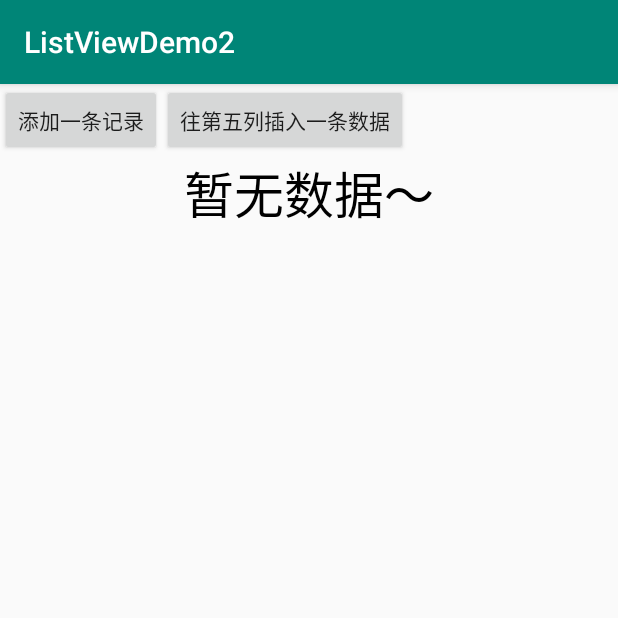
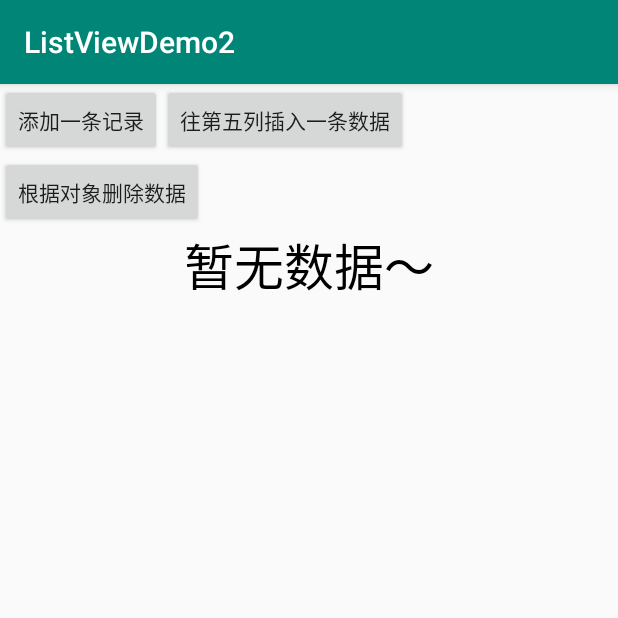
Before and after one commit to clayzhu/Study_Android, an Android app: the screen it shows after launch (MainActivity), on a phone screen of 412 x 824 dp, the top half of it. Run offline under Robolectric (Android 15) with nearby library versions, the phone set to English and light mode, and no system bars.

Commit message:
根据对象删除数据

```diff
--- a/Demo/2.4.9_ListViewDemo2/app/src/main/java/com/clayzhu/listviewdemo2/MainActivity.java
+++ b/Demo/2.4.9_ListViewDemo2/app/src/main/java/com/clayzhu/listviewdemo2/MainActivity.java
@@ -31,6 +31,11 @@ public class MainActivity extends AppCompatActivity implements Button.OnClickLis
      * 往第五列插入一条数据
      */
     private Button btn_add2;
+    /**
+     * 根据对象删除数据
+     */
+    private Button btn_remove;
+    private Data mData_5;
 
     @Override
     protected void onCreate(Bundle savedInstanceState) {
@@ -59,20 +64,31 @@ public class MainActivity extends AppCompatActivity implements Button.OnClickLis
         // 往第五列插入一条数据
         btn_add2 = findViewById(R.id.btn_add2);
         btn_add2.setOnClickListener(this);
+
+        // 根据对象删除数据
+        btn_remove = findViewById(R.id.btn_remove);
+        btn_remove.setOnClickListener(this);
     }
 
     @Override
     public void onClick(View v) {
         switch (v.getId()) {
-            case R.id.btn_add:
+            case R.id.btn_add:  // 添加一条记录
                 mAdapter.add(new Data(R.mipmap.ic_icon_qitao, "给猪哥跪了～～～ x " + flag));
                 break;
-            case R.id.btn_add2:
+            case R.id.btn_add2: // 往第五列插入一条数据
                 if (mAdapter.getCount() < 4) {
                     return;
                 }
                 mAdapter.add(4, new Data(R.mipmap.ic_icon_qitao, "给猪哥跪了～～～ x " + flag));
                 break;
+            case R.id.btn_remove:   // 根据对象删除数据
+                if (mAdapter.getCount() < 5) {
+                    return;
+                }
+                mData_5 = mData.get(4);
+                mAdapter.remove(mData_5);
+                break;
         }
         flag ++;
     }
--- a/Demo/2.4.9_ListViewDemo2/app/src/main/res/layout/activity_main.xml
+++ b/Demo/2.4.9_ListViewDemo2/app/src/main/res/layout/activity_main.xml
@@ -7,7 +7,7 @@
     tools:context=".MainActivity">
 
     <LinearLayout
-        android:layout_width="wrap_content"
+        android:layout_width="match_parent"
         android:layout_height="wrap_content">
 
         <Button
@@ -21,6 +21,18 @@
             android:layout_width="wrap_content"
             android:layout_height="wrap_content"
             android:text="往第五列插入一条数据" />
+
+    </LinearLayout>
+
+    <LinearLayout
+        android:layout_width="match_parent"
+        android:layout_height="wrap_content">
+
+        <Button
+            android:id="@+id/btn_remove"
+            android:layout_width="wrap_content"
+            android:layout_height="wrap_content"
+            android:text="根据对象删除数据" />
 
     </LinearLayout>
 
```
Also changed, not shown: Demo/2.4.9_ListViewDemo2/app/src/main/java/com/clayzhu/listviewdemo2/MyAdapter.java (+7 -0 lines).
